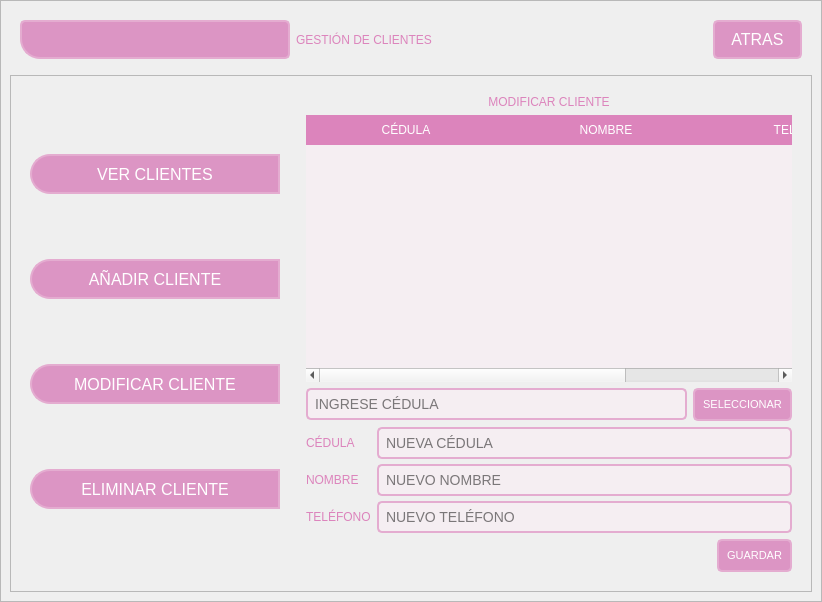
The window that GUI/sub_ventanas/ui/gestion_clientes/GestionClientes.ui (C-Sebastian-M/GLAM_MAKEUP_STORE) describes before a commit, drawn with Qt 5.
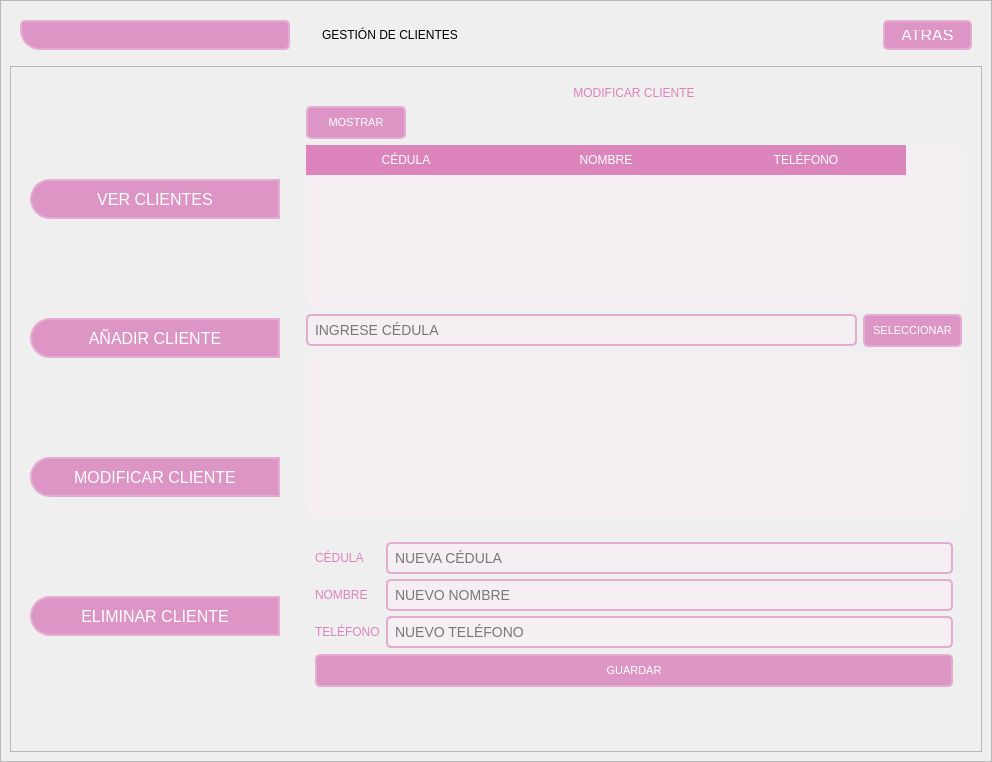
The same window after the commit. The open tabs and pages were chosen to show the change. Icons and pictures are not drawn.

Commit message: La parte de gestion clientes en diseño esta terminasa, solo falta validar algunos campos y comprobar el error al tratar de eliminar los datos

Diff of the .ui file:
```diff
--- a/GUI/sub_ventanas/ui/gestion_clientes/GestionClientes.ui
+++ b/GUI/sub_ventanas/ui/gestion_clientes/GestionClientes.ui
@@ -6,8 +6,8 @@
    <rect>
     <x>0</x>
     <y>0</y>
-    <width>822</width>
-    <height>602</height>
+    <width>992</width>
+    <height>762</height>
    </rect>
   </property>
   <property name="minimumSize">
@@ -93,7 +93,7 @@
 QLabel {
 	background-color:  rgb(235, 188, 220);
     font: 87 14pt &quot;Arial Black&quot;; /* Fuente Arial Black, peso 87 */
-    color: rgb(220, 132, 188); /* Color de texto rgb(220, 132, 188) */
+    color: black; /* Color de texto rgb(220, 132, 188) */
 }</string>
          </property>
          <property name="frameShape">
@@ -367,8 +367,7 @@
           <item>
            <widget class="QFrame" name="frame_paginas">
             <property name="styleSheet">
-             <string notr="true">/* styles.css */
-
+             <string notr="true">
 /* Estilo para QFrame */
 QFrame {
     background-color: transparent; /* Fondo blanco */
@@ -435,20 +434,51 @@
 }
 
 QTableWidget::item {
-    border: 1px solid #dc84bc;
+    border: 1px solid dc84bc;
 }
 
 QTableWidget::item:alternate {
-    background-color: #e4acd0;
+    background-color: dc84bc;
 }
 
 QTableWidget::item:!selected {
-    background-color: #ebbcdc;
+    background-color: transparent;
 }
 
 QTableWidget::item:selected {
     background-color: #d484b4;
     color: #ffffff;
+}
+
+QComboBox {
+    border: 2px solid #e4acd0; /* Borde */
+    border-radius: 5px;
+    padding: 5px;
+    background-color: #f5eef2; /* Fondo */
+    color: rgb(0, 0, 0); /* Color del texto */
+    font-family: Arial, sans-serif;
+    font-size: 14px;
+}
+
+QComboBox:hover {
+    border: 2px solid rgb(220, 149, 196);
+}
+
+QComboBox:focus {
+    border: 2px solid #d484b4; /* Borde al enfocar */
+}
+
+QComboBox::drop-down {
+    width: 20px; /* Ancho del botón desplegable */
+    border: none; /* Quitar el borde */
+}
+
+QComboBox::down-arrow {
+    image: url(drop_down_icon.png); /* Cambiar el icono de flecha */
+}
+
+QComboBox::down-arrow:hover {
+    image: url(drop_down_icon_hover.png); /* Cambiar el icono de flecha al pasar el cursor */
 }</string>
             </property>
             <property name="frameShape">
@@ -743,7 +773,7 @@
                 </layout>
                </widget>
                <widget class="QWidget" name="pagina_modificar">
-                <layout class="QVBoxLayout" name="verticalLayout_6">
+                <layout class="QVBoxLayout" name="verticalLayout_12">
                  <item>
                   <widget class="QLabel" name="label_13">
                    <property name="styleSheet">
@@ -758,6 +788,23 @@
                    </property>
                   </widget>
                  </item>
+                 <item>
+                  <widget class="QPushButton" name="pushButton_mostrarModificar">
+                   <property name="maximumSize">
+                    <size>
+                     <width>100</width>
+                     <height>16777215</height>
+                    </size>
+                   </property>
+                   <property name="text">
+                    <string>MOSTRAR</string>
+                   </property>
+                   <property name="icon">
+                    <iconset>
+                     <normaloff>../../../recursos/images/eye-outline.png</normaloff>../../../recursos/images/eye-outline.png</iconset>
+                   </property>
+                  </widget>
+                 </item>
                  <item>
                   <layout class="QHBoxLayout" name="horizontalLayout_9">
                    <item>
@@ -803,6 +850,48 @@
                   </layout>
                  </item>
                  <item>
+                  <widget class="QListView" name="listView_buscar">
+                   <property name="styleSheet">
+                    <string notr="true">QListView {
+    background-color: #f5eef2; /* Fondo */
+}
+
+QListView::item {
+    border-bottom: 1px solid #e4acd0; /* Borde inferior de cada elemento */
+    padding: 5px; /* Espaciado interno */
+    font-size: 14px; /* Tamaño de la fuente */
+}
+
+QListView::item:selected {
+    background-color: #dc84bc; /* Color de fondo al seleccionar */
+    color: #ffffff; /* Color de texto al seleccionar */
+}</string>
+                   </property>
+                  </widget>
+                 </item>
+                 <item>
+                  <spacer name="verticalSpacer_3">
+                   <property name="orientation">
+                    <enum>Qt::Vertical</enum>
+                   </property>
+                   <property name="sizeHint" stdset="0">
+                    <size>
+                     <width>20</width>
+                     <height>40</height>
+                    </size>
+                   </property>
+                  </spacer>
+                 </item>
+                 <item>
+                  <widget class="QFrame" name="frame_formulario">
+                   <property name="frameShape">
+                    <enum>QFrame::StyledPanel</enum>
+                   </property>
+                   <property name="frameShadow">
+                    <enum>QFrame::Raised</enum>
+                   </property>
+                   <layout class="QVBoxLayout" name="verticalLayout_6">
+                    <item>
                   <layout class="QHBoxLayout" name="horizontalLayout_7">
                    <item>
                     <layout class="QVBoxLayout" name="verticalLayout_11">
@@ -863,34 +952,6 @@
                   </layout>
                  </item>
                  <item>
-                  <layout class="QHBoxLayout" name="horizontalLayout_8">
-                   <item>
-                    <widget class="QLabel" name="aviso_modificar">
-                     <property name="minimumSize">
-                      <size>
-                       <width>200</width>
-                       <height>30</height>
-                      </size>
-                     </property>
-                     <property name="text">
-                      <string/>
-                     </property>
-                    </widget>
-                   </item>
-                   <item>
-                    <spacer name="horizontalSpacer_6">
-                     <property name="orientation">
-                      <enum>Qt::Horizontal</enum>
-                     </property>
-                     <property name="sizeHint" stdset="0">
-                      <size>
-                       <width>40</width>
-                       <height>20</height>
-                      </size>
-                     </property>
-                    </spacer>
-                   </item>
-                   <item>
                     <widget class="QPushButton" name="pushButton_guardarInfo">
                      <property name="text">
                       <string>GUARDAR</string>
@@ -902,6 +963,37 @@
                     </widget>
                    </item>
                   </layout>
+                  </widget>
+                 </item>
+                 <item>
+                  <layout class="QHBoxLayout" name="horizontalLayout_8">
+                   <item>
+                    <widget class="QLabel" name="aviso_modificar">
+                     <property name="minimumSize">
+                      <size>
+                       <width>200</width>
+                       <height>30</height>
+                      </size>
+                     </property>
+                     <property name="text">
+                      <string/>
+                     </property>
+                    </widget>
+                   </item>
+                   <item>
+                    <spacer name="horizontalSpacer_6">
+                     <property name="orientation">
+                      <enum>Qt::Horizontal</enum>
+                     </property>
+                     <property name="sizeHint" stdset="0">
+                      <size>
+                       <width>40</width>
+                       <height>20</height>
+                      </size>
+                     </property>
+                    </spacer>
+                   </item>
+                  </layout>
                  </item>
                 </layout>
                </widget>
```
Left out of the diff: 41 changed lines with no effect on the pictures. Lines whose indentation alone changed are shown as unchanged. The commit also changes 10 other files.
